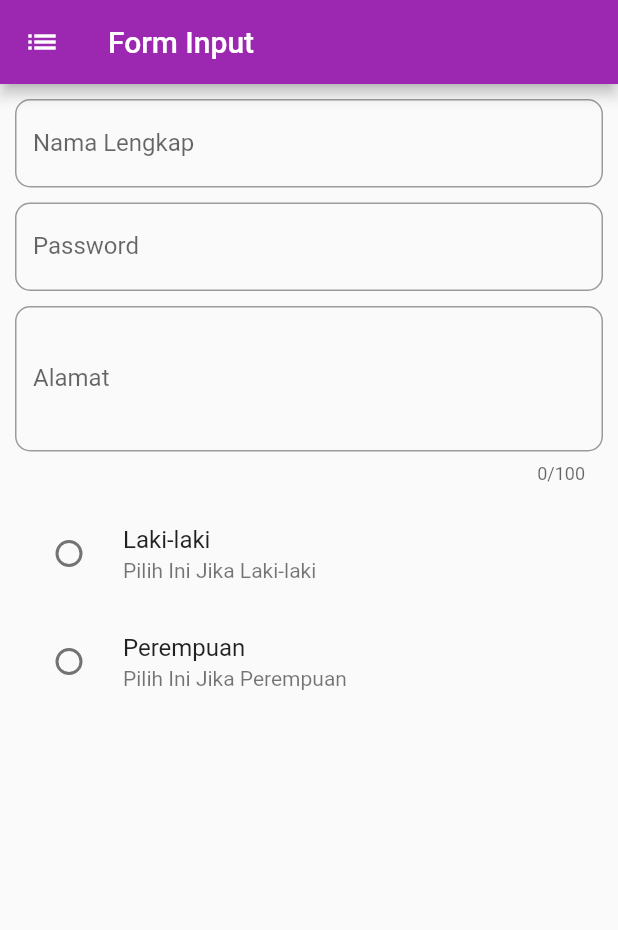
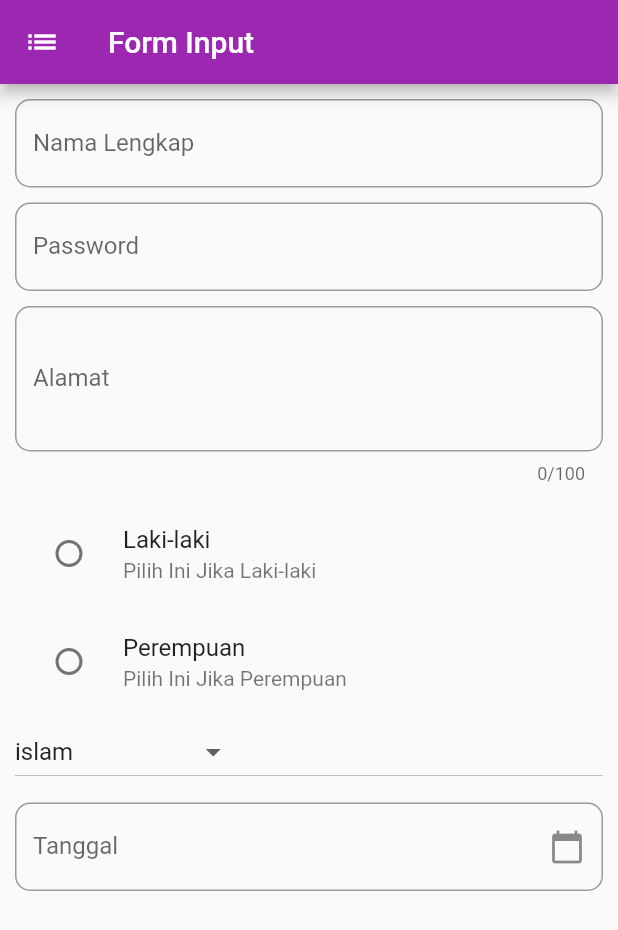
Before and after one commit to Hutriatmo2207/ifa_latihan1, a Flutter app: the FormInput screen opened directly, on a phone screen of 412 x 824 dp. Shown: the top 930 px of the screen. Run offline on Flutter 3.47's test engine with Material 2 defaults, Android fonts, the phone set to English and light mode, and no system bars.

Commit message:
main.dart

```diff
--- a/lib/latihanweb.dart
+++ b/lib/latihanweb.dart
@@ -1,11 +1,12 @@
 import 'package:flutter/material.dart';
+import 'package:intl/intl.dart';
 
 void main() {
   runApp(const MyApp());
 }
 
 class MyApp extends StatefulWidget {
-  const MyApp({super.key});
+  const MyApp({Key? key}) : super(key: key);
 
   @override
   State<MyApp> createState() => _MyAppState();
@@ -21,13 +22,14 @@ class _MyAppState extends State<MyApp> {
 }
 
 class FormInput extends StatefulWidget {
-  const FormInput({super.key});
+  const FormInput({Key? key}) : super(key: key);
 
   @override
   State<FormInput> createState() => _FormInputState();
 }
 
 class _FormInputState extends State<FormInput> {
+  TextEditingController var_tanggal = TextEditingController();
 
   String? _jk;
   void Pilihjk(String value) {
@@ -47,6 +49,43 @@ class _FormInputState extends State<FormInput> {
 
   String _agama = "islam";
 
+  DateTime selectedDate = DateTime.now();
+
+  @override
+  void dispose() {
+    var_tanggal.dispose();
+    super.dispose();
+  }
+
+  String formatDate(DateTime date) {
+    return DateFormat('dd MM yyyy').format(date);
+  }
+
+  Future<void> _selectDate(BuildContext context) async {
+    final DateTime? picked = await showDatePicker(
+      context: context,
+      initialDate: selectedDate,
+      firstDate: DateTime(2015, 8),
+      lastDate: DateTime(2101),
+      builder: (BuildContext context, Widget? child) {
+        return Theme(
+          data: ThemeData.light().copyWith(
+            primaryColor: Colors.teal,
+            hintColor: Colors.teal,
+            colorScheme: ColorScheme.light(primary: Colors.teal),
+          ),
+          child: child!,
+        );
+      },
+    );
+    if (picked != null && picked != selectedDate) {
+      setState(() {
+        selectedDate = picked;
+        var_tanggal.text = formatDate(selectedDate);
+      });
+    }
+  }
+
   @override
   Widget build(BuildContext context) {
     return Scaffold(
@@ -65,7 +104,7 @@ class _FormInputState extends State<FormInput> {
                 labelText: "Nama Lengkap",
                 border: OutlineInputBorder(
                   borderRadius: BorderRadius.circular(10),
-                )
+                ),
               ),
             ),
             SizedBox(
@@ -78,7 +117,7 @@ class _FormInputState extends State<FormInput> {
                 labelText: "Password",
                 border: OutlineInputBorder(
                   borderRadius: BorderRadius.circular(10),
-                )
+                ),
               ),
             ),
             SizedBox(
@@ -92,7 +131,7 @@ class _FormInputState extends State<FormInput> {
                 labelText: "Alamat",
                 border: OutlineInputBorder(
                   borderRadius: BorderRadius.circular(10),
-                )
+                ),
               ),
             ),
             SizedBox(
@@ -118,6 +157,39 @@ class _FormInputState extends State<FormInput> {
               activeColor: Colors.amber,
               subtitle: Text("Pilih Ini Jika Perempuan"),
             ),
+            DropdownButton<String>(
+              value: _agama,
+              items: agama.map((String value) {
+                return DropdownMenuItem<String>(
+                  value: value,
+                  child: Text(value),
+                );
+              }).toList(),
+              onChanged: (String? newValue) {
+                setState(() {
+                  _agama = newValue!;
+                });
+              },
+            ),
+            SizedBox(
+              height: 10,
+            ),
+            TextField(
+              controller: var_tanggal,
+              readOnly: true,
+              decoration: InputDecoration(
+                hintText: "Tanggal",
+                labelText: "Tanggal",
+                border: OutlineInputBorder(
+                  borderRadius: BorderRadius.circular(10),
+                ),
+                suffixIcon: IconButton(
+                  onPressed: () => _selectDate(context),
+                  icon: Icon(
+                      Icons.calendar_today), // Perbaikan: Icon.calendar_today
+                ),
+              ),
+            ),
           ],
         ),
       ),
```
